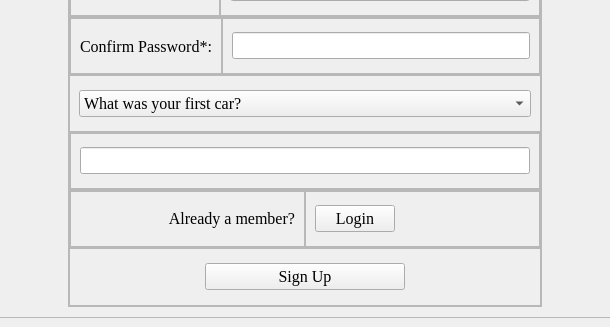
Old version of the form signup.ui in the repository aavashlamichhane/LibMan; both pictures show x 342 to 952 and y 525 to 852 of the 1294 by 852 pixel window.
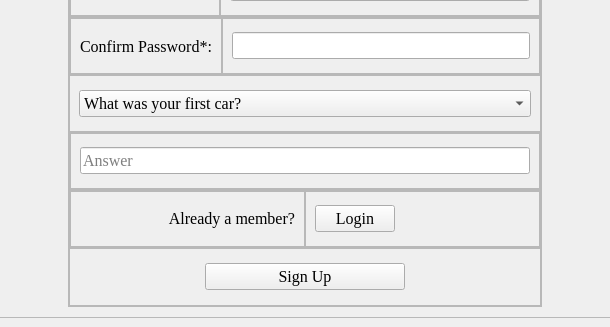
New version of the form.

```diff
--- a/signup.ui
+++ b/signup.ui
@@ -1055,6 +1055,9 @@
                     <pointsize>12</pointsize>
                    </font>
                   </property>
+                  <property name="placeholderText">
+                   <string>Answer</string>
+                  </property>
                  </widget>
                 </item>
                </layout>
```
